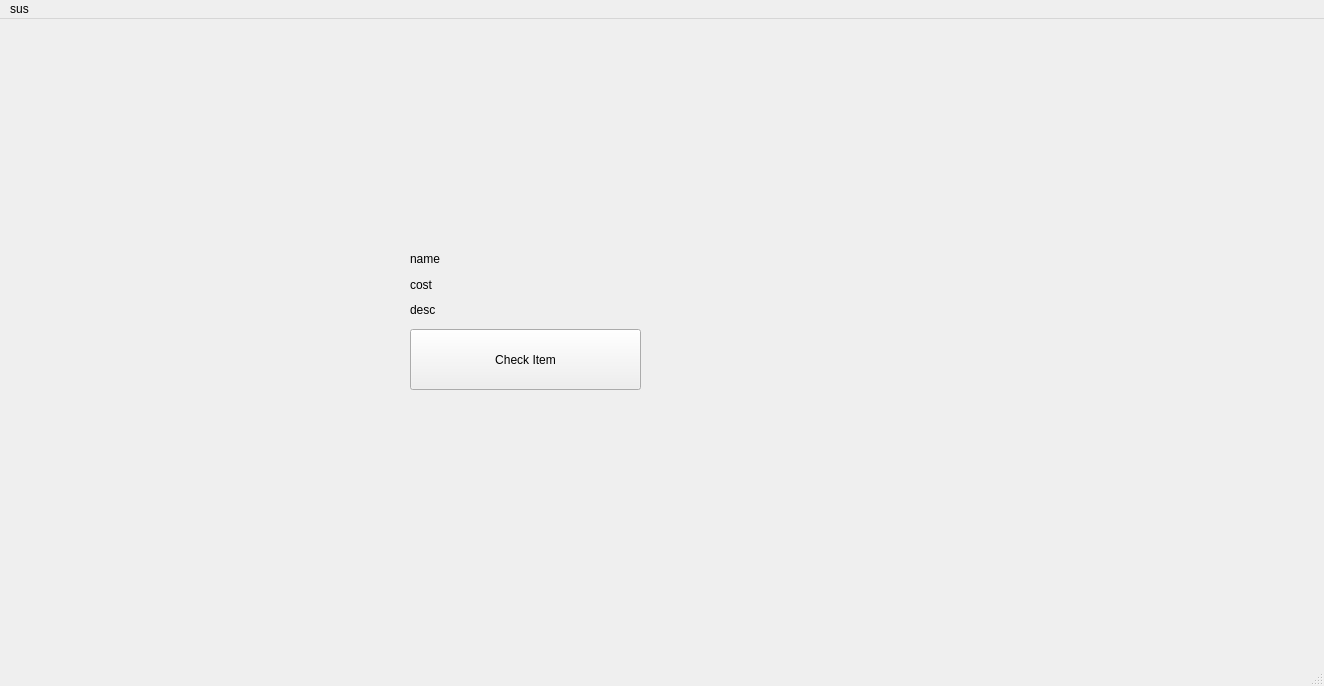
fadlihuang/ProjectCPlusPlus, file mainwindow.ui: the form before one commit.
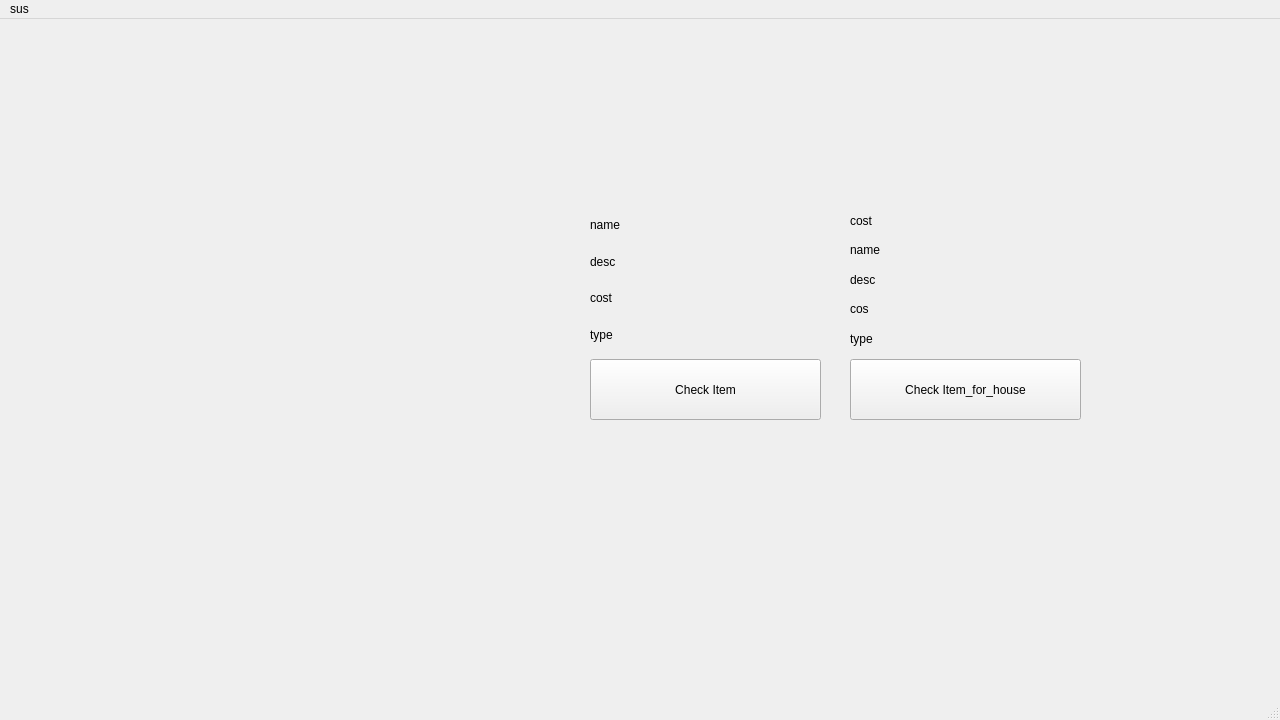
The form after the commit.

Commit message: add class For_house + checked

Diff of the .ui file:
```diff
--- a/mainwindow.ui
+++ b/mainwindow.ui
@@ -6,19 +6,22 @@
    <rect>
     <x>0</x>
     <y>0</y>
-    <width>1324</width>
-    <height>686</height>
+    <width>1280</width>
+    <height>720</height>
    </rect>
   </property>
   <property name="windowTitle">
    <string>MainWindow</string>
   </property>
+  <property name="autoFillBackground">
+   <bool>false</bool>
+  </property>
   <widget class="QWidget" name="centralwidget">
    <widget class="QPushButton" name="pushButton_Check_Item">
     <property name="geometry">
      <rect>
-      <x>410</x>
-      <y>310</y>
+      <x>590</x>
+      <y>340</y>
       <width>231</width>
       <height>61</height>
      </rect>
@@ -27,30 +30,87 @@
      <string>Check Item</string>
     </property>
    </widget>
+   <widget class="QPushButton" name="pushButton_Check_Item_for_house">
+    <property name="geometry">
+     <rect>
+      <x>850</x>
+      <y>340</y>
+      <width>231</width>
+      <height>61</height>
+     </rect>
+    </property>
+    <property name="text">
+     <string>Check Item_for_house</string>
+    </property>
+   </widget>
    <widget class="QWidget" name="">
     <property name="geometry">
      <rect>
-      <x>410</x>
-      <y>230</y>
+      <x>590</x>
+      <y>190</y>
       <width>231</width>
-      <height>71</height>
+      <height>141</height>
      </rect>
     </property>
-    <layout class="QVBoxLayout" name="verticalLayout">
+    <layout class="QVBoxLayout" name="verticalLayout_2">
      <item>
-      <widget class="QLabel" name="label_name">
-       <property name="text">
-        <string>name</string>
-       </property>
-      </widget>
+      <layout class="QVBoxLayout" name="verticalLayout">
+       <item>
+        <widget class="QLabel" name="label_name">
+         <property name="text">
+          <string>name</string>
+         </property>
+        </widget>
+       </item>
+       <item>
+        <widget class="QLabel" name="label_3_desc_for_house">
+         <property name="text">
+          <string>desc</string>
+         </property>
+        </widget>
+       </item>
+       <item>
+        <widget class="QLabel" name="label_2_cost">
+         <property name="text">
+          <string>cost</string>
+         </property>
+        </widget>
+       </item>
+       <item>
+        <widget class="QLabel" name="label_type">
+         <property name="text">
+          <string>type</string>
+         </property>
+        </widget>
+       </item>
+      </layout>
      </item>
+    </layout>
+   </widget>
+   <widget class="QWidget" name="">
+    <property name="geometry">
+     <rect>
+      <x>850</x>
+      <y>190</y>
+      <width>231</width>
+      <height>141</height>
+     </rect>
+    </property>
+    <layout class="QVBoxLayout" name="verticalLayout_3">
      <item>
-      <widget class="QLabel" name="label_2_cost">
+      <widget class="QLabel" name="label_2_cost_for_house">
        <property name="text">
         <string>cost</string>
        </property>
       </widget>
      </item>
+     <item>
+      <widget class="QLabel" name="label_name_for_house">
+       <property name="text">
+        <string>name</string>
+       </property>
+      </widget>
+     </item>
      <item>
       <widget class="QLabel" name="label_3_desc">
        <property name="text">
@@ -58,6 +118,20 @@
        </property>
       </widget>
      </item>
+     <item>
+      <widget class="QLabel" name="label_cos_for_house">
+       <property name="text">
+        <string>cos</string>
+       </property>
+      </widget>
+     </item>
+     <item>
+      <widget class="QLabel" name="label_type_for_house">
+       <property name="text">
+        <string>type</string>
+       </property>
+      </widget>
+     </item>
     </layout>
    </widget>
   </widget>
@@ -66,7 +140,7 @@
     <rect>
      <x>0</x>
      <y>0</y>
-     <width>1324</width>
+     <width>1280</width>
      <height>21</height>
     </rect>
    </property>
```
The commit also changes 6 other files.
